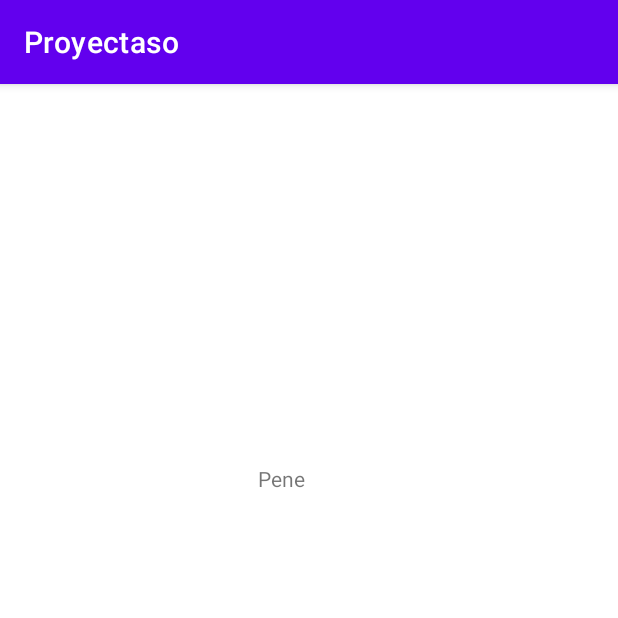
After one commit to 18100115/ProyDAM20212, an Android app: the fragment ProductosFragment shown on its own in the app's theme, on a phone screen of 412 x 824 dp, the top half of it. The commit adds this screen. Run offline under Robolectric (Android 15) with nearby library versions, the phone set to English and light mode, and no system bars.

```diff
--- a/app/src/main/java/com/example/proyectaso/ui/fragments/MainActivity.kt
+++ b/app/src/main/java/com/example/proyectaso/ui/fragments/MainActivity.kt
@@ -29,7 +29,8 @@ class MainActivity : AppCompatActivity() {
         // menu should be considered as top level destinations.
         val appBarConfiguration = AppBarConfiguration(
             setOf(
-                    R.id.navactividades, R.id.navtienda, R.id.navhorario, R.id.navperfil
+                    R.id.navactividades, R.id.navtienda, R.id.navproductos, R.id.navperfil
+                    //Se quitó R.id.navhorario
             )
         )
         setupActionBarWithNavController(navController, appBarConfiguration)
--- /dev/null
+++ b/app/src/main/java/com/example/proyectaso/ui/fragments/ProductosFragment.java
@@ -0,0 +1,21 @@
+package com.example.proyectaso.ui.fragments;
+
+import android.os.Bundle;
+
+import androidx.fragment.app.Fragment;
+
+import android.view.LayoutInflater;
+import android.view.View;
+import android.view.ViewGroup;
+
+import com.example.proyectaso.R;
+
+public class ProductosFragment extends Fragment {
+
+    @Override
+    public View onCreateView(LayoutInflater inflater, ViewGroup container,
+                             Bundle savedInstanceState) {
+        // Inflate the layout for this fragment
+        return inflater.inflate(R.layout.fragment_productos, container, false);
+    }
+}
--- /dev/null
+++ b/app/src/main/res/layout/fragment_productos.xml
@@ -0,0 +1,19 @@
+<?xml version="1.0" encoding="utf-8"?>
+<androidx.constraintlayout.widget.ConstraintLayout xmlns:android="http://schemas.android.com/apk/res/android"
+    xmlns:app="http://schemas.android.com/apk/res-auto"
+    xmlns:tools="http://schemas.android.com/tools"
+    android:layout_width="match_parent"
+    android:layout_height="match_parent"
+    tools:context=".ui.fragments.ProductosFragment">
+
+    <TextView
+        android:id="@+id/textView"
+        android:layout_width="68dp"
+        android:layout_height="42dp"
+        android:layout_marginTop="253dp"
+        android:text="Pene"
+        app:layout_constraintEnd_toEndOf="parent"
+        app:layout_constraintStart_toStartOf="parent"
+        app:layout_constraintTop_toTopOf="parent" />
+
+</androidx.constraintlayout.widget.ConstraintLayout>
--- a/app/src/main/res/menu/bottom_nav_menu.xml
+++ b/app/src/main/res/menu/bottom_nav_menu.xml
@@ -12,9 +12,9 @@
         android:title="@string/title_tienda" />
 
     <item
-        android:id="@+id/navhorario"
+        android:id="@+id/navproductos"
         android:icon="@drawable/calendar"
-        android:title="@string/title_horario" />
+        android:title="@string/title_productos" />
 
     <item
         android:id="@+id/navperfil"
```
Also changed, not shown: app/src/main/java/com/example/proyectaso/ui/fragments/TiendaFragment.kt (+4 -4 lines), app/src/main/res/navigation/mobile_navigation.xml (+5 -5 lines), app/src/main/res/values/strings.xml (+1 -105 lines).
